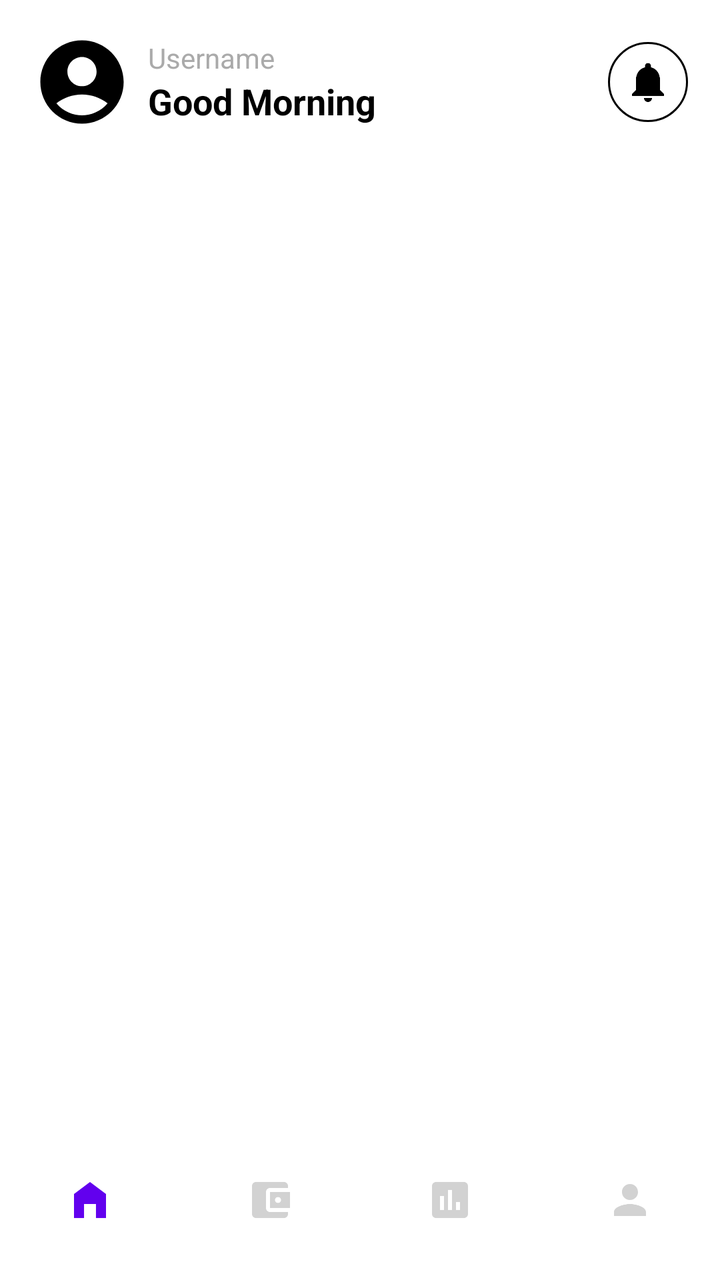
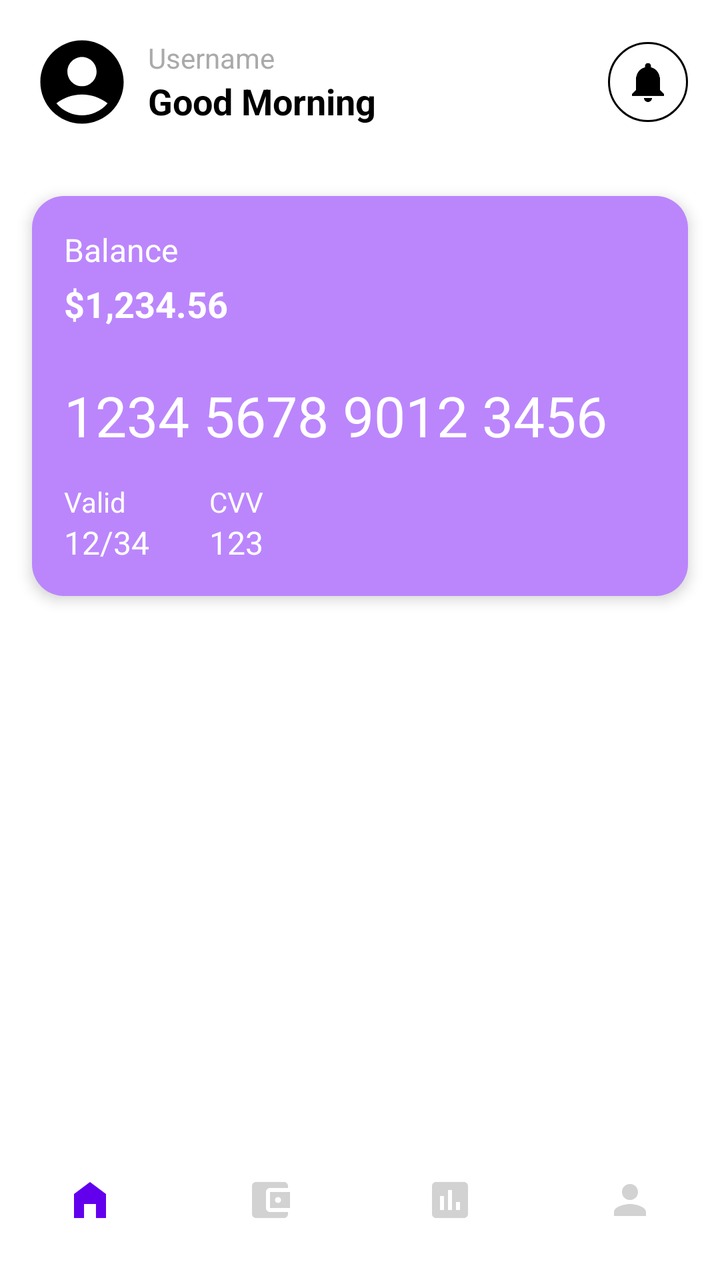

An Android layout rendered at two revisions. The XML below is the earlier revision; the diff shows what the commit changed to produce the second picture.
<!-- AndroidManifest.xml: application theme Theme.Bankify -->
<!-- res/layout/fragment_home.xml -->
<?xml version="1.0" encoding="utf-8"?>
<RelativeLayout xmlns:android="http://schemas.android.com/apk/res/android"
    xmlns:app="http://schemas.android.com/apk/res-auto"
    xmlns:tools="http://schemas.android.com/tools"
    android:layout_width="match_parent"
    android:layout_height="match_parent"
    android:background="@color/white"
    tools:context=".fragments.HomePage">

    <ScrollView
        android:layout_width="match_parent"
        android:layout_height="match_parent">

        <LinearLayout
            android:layout_width="match_parent"
            android:layout_height="wrap_content"
            android:orientation="vertical">

            <RelativeLayout
                android:layout_width="match_parent"
                android:layout_height="wrap_content"
                android:padding="16dp">

                <ImageView
                    android:id="@+id/user_image"
                    android:layout_width="50dp"
                    android:layout_height="50dp"
                    android:layout_centerVertical="true"
                    android:src="@drawable/baseline_account_circle_24"
                    android:layout_alignParentStart="true"
                    android:layout_marginEnd="8dp"
                    android:contentDescription="User Image" />

                <LinearLayout
                    android:layout_width="wrap_content"
                    android:layout_height="wrap_content"
                    android:layout_toEndOf="@id/user_image"
                    android:layout_centerVertical="true"
                    android:orientation="vertical">

                    <TextView
                        android:id="@+id/good_morning"
                        android:layout_width="wrap_content"
                        android:layout_height="wrap_content"
                        android:text="Username"
                        android:textSize="14sp"
                        android:textColor="@android:color/darker_gray"
                        android:gravity="center" />

                    <TextView
                        android:id="@+id/username"
                        android:layout_width="wrap_content"
                        android:layout_height="wrap_content"
                        android:text="Good Morning"
                        android:textSize="18sp"
                        android:textColor="@android:color/black"
                        android:textStyle="bold"
                        android:gravity="center" />


                </LinearLayout>

                <ImageView
                    android:id="@+id/bell_icon"
                    android:layout_width="40dp"
                    android:layout_height="40dp"
                    android:layout_alignParentEnd="true"
                    android:layout_centerVertical="true"
                    android:src="@drawable/baseline_notifications_24"
                    android:background="@drawable/circle_border"
                    android:contentDescription="Notification Icon" />

            </RelativeLayout>

        </LinearLayout>

    </ScrollView>

        <com.google.android.material.bottomnavigation.BottomNavigationView
            android:layout_width="match_parent"
            android:layout_height="wrap_content"
            android:id="@+id/bottomNavigationView"
            android:layout_alignParentBottom="true"
            android:background="@drawable/bottom_background"
            android:elevation="2dp"
            app:menu="@menu/bottom_menu"
            app:itemIconSize="24dp"
            app:itemIconTint="@drawable/item_selector"
            app:itemRippleColor="@android:color/transparent"
            app:labelVisibilityMode="unlabeled" />


</RelativeLayout>
<!-- resources referenced by this layout -->
<resources>
  <color name="white">#FFFFFFFF</color>
  <!-- drawable baseline_account_circle_24 (drawable) -->
  <vector xmlns:android="http://schemas.android.com/apk/res/android" android:height="24dp" android:tint="#000000" android:viewportHeight="24" android:viewportWidth="24" android:width="24dp">
        
      <path android:fillColor="@android:color/white" android:pathData="M12,2C6.48,2 2,6.48 2,12s4.48,10 10,10s10,-4.48 10,-10S17.52,2 12,2zM12,6c1.93,0 3.5,1.57 3.5,3.5S13.93,13 12,13s-3.5,-1.57 -3.5,-3.5S10.07,6 12,6zM12,20c-2.03,0 -4.43,-0.82 -6.14,-2.88C7.55,15.8 9.68,15 12,15s4.45,0.8 6.14,2.12C16.43,19.18 14.03,20 12,20z"/>
      
  </vector>
  <!-- drawable baseline_notifications_24 (drawable) -->
  <vector xmlns:android="http://schemas.android.com/apk/res/android" android:height="24dp" android:tint="#000000" android:viewportHeight="24" android:viewportWidth="24" android:width="24dp">
        
      <path android:fillColor="@android:color/white" android:pathData="M12,22c1.1,0 2,-0.9 2,-2h-4c0,1.1 0.89,2 2,2zM18,16v-5c0,-3.07 -1.64,-5.64 -4.5,-6.32L13.5,4c0,-0.83 -0.67,-1.5 -1.5,-1.5s-1.5,0.67 -1.5,1.5v0.68C7.63,5.36 6,7.92 6,11v5l-2,2v1h16v-1l-2,-2z"/>
      
  </vector>
  <!-- drawable bottom_background (drawable) -->
  <?xml version="1.0" encoding="utf-8"?>
  <shape xmlns:android="http://schemas.android.com/apk/res/android" android:shape="rectangle">
      <solid android:color="@color/white" />
      <corners android:radius="0dp" />
      <padding android:left="0dp" android:top="0dp" android:right="0dp" android:bottom="0dp" />
      <stroke android:width="0dp" android:color="@android:color/transparent" />
  </shape>
  <!-- drawable circle_border (drawable) -->
  <?xml version="1.0" encoding="utf-8"?>
  <shape xmlns:android="http://schemas.android.com/apk/res/android" android:shape="oval">
      <solid android:color="@android:color/transparent" />
      <stroke android:width="1dp" android:color="@android:color/black" />
      <padding android:left="8dp" android:top="8dp" android:right="8dp" android:bottom="8dp" />
  </shape>
  <!-- drawable item_selector (drawable) -->
  <?xml version="1.0" encoding="utf-8"?>
  <selector xmlns:android="http://schemas.android.com/apk/res/android">
      <item
          android:state_selected="true"
          android:color="@color/purple_500"/>
  
      <item
          android:state_selected="false"
          android:color="@color/grey"/>
  </selector>
  <style name="Theme.Bankify" parent="Base.Theme.Bankify" />
  <color name="purple_500">#FF6200EE</color>
  <color name="grey">#d2d2d2</color>
  <style name="Base.Theme.Bankify" parent="Theme.Material3.DayNight.NoActionBar">
          
           <item name="colorPrimary">@color/lavender</item>
           <item name="colorPrimaryVariant">@color/lavender</item>
           <item name="colorOnPrimary">@color/white</item>
          
          <item name="colorSecondary">@color/teal_200</item>
          <item name="colorSecondaryVariant">@color/teal_700</item>
          <item name="colorOnSecondary">@color/black</item>
          
          <item name="android:statusBarColor">@android:color/white</item>
          <item name="android:windowLightStatusBar">true</item>
          <item name="android:windowTranslucentStatus">true</item>
      </style>
  <color name="lavender">#8692F7</color>
  <color name="teal_200">#FF03DAC5</color>
  <color name="teal_700">#FF018786</color>
  <color name="black">#FF000000</color>
</resources>

<!-- the commit's change to res/layout/fragment_home.xml (unified diff, before → after) -->
@@ -72,6 +72,92 @@
 
             </RelativeLayout>
 
+            
+            <RelativeLayout xmlns:android="http://schemas.android.com/apk/res/android"
+                android:layout_width="match_parent"
+                android:layout_height="200dp"
+                android:background="@drawable/rounded_background"
+                android:padding="16dp"
+                android:layout_margin="16dp"
+                android:elevation="4dp">
+
+                <TextView
+                    android:id="@+id/balance_title"
+                    android:layout_width="wrap_content"
+                    android:layout_height="wrap_content"
+                    android:text="Balance"
+                    android:textSize="16sp"
+                    android:textColor="@android:color/white"
+                    android:layout_alignParentStart="true"
+                    android:layout_alignParentTop="true" />
+
+                <TextView
+                    android:id="@+id/balance_amount"
+                    android:layout_width="wrap_content"
+                    android:layout_height="wrap_content"
+                    android:text="$1,234.56"
+                    android:textSize="18sp"
+                    android:textStyle="bold"
+                    android:textColor="@android:color/white"
+                    android:layout_below="@id/balance_title"
+                    android:layout_alignParentStart="true"
+                    android:layout_marginTop="4dp" />
+
+                <TextView
+                    android:id="@+id/card_number"
+                    android:layout_width="wrap_content"
+                    android:layout_height="wrap_content"
+                    android:text="1234 5678 9012 3456"
+                    android:textSize="28sp"
+                    android:textColor="@android:color/white"
+                    android:layout_below="@id/balance_amount"
+                    android:layout_alignParentStart="true"
+                    android:layout_marginTop="25dp" />
+
+                <TextView
+                    android:id="@+id/valid_title"
+                    android:layout_width="wrap_content"
+                    android:layout_height="wrap_content"
+                    android:text="Valid"
+                    android:textSize="14sp"
+                    android:textColor="@android:color/white"
+                    android:layout_below="@id/card_number"
+                    android:layout_alignParentStart="true"
+                    android:layout_marginTop="15dp" />
+
+                <TextView
+                    android:id="@+id/valid_date"
+                    android:layout_width="wrap_content"
+                    android:layout_height="wrap_content"
+                    android:text="12/34"
+                    android:textSize="16sp"
+                    android:textColor="@android:color/white"
+                    android:layout_below="@id/valid_title" />
+
+                <TextView
+                    android:id="@+id/cvv_title"
+                    android:layout_width="wrap_content"
+                    android:layout_height="wrap_content"
+                    android:text="CVV"
+                    android:textSize="14sp"
+                    android:textColor="@android:color/white"
+                    android:layout_below="@id/card_number"
+                    android:layout_toEndOf="@id/valid_date"
+                    android:layout_marginStart="30dp"
+                    android:layout_marginTop="15dp" />
+
+                <TextView
+                    android:id="@+id/cvv_number"
+                    android:layout_width="wrap_content"
+                    android:layout_height="wrap_content"
+                    android:text="123"
+                    android:textSize="16sp"
+                    android:textColor="@android:color/white"
+                    android:layout_below="@id/cvv_title"
+                    android:layout_toEndOf="@id/valid_date"
+                    android:layout_marginStart="30dp"/>
+
+            </RelativeLayout>
         </LinearLayout>
 
     </ScrollView>
<!-- resource entries referenced after the edit -->
@@ -39,9 +39,16 @@
           android:state_selected="false"
           android:color="@color/grey"/>
   </selector>
+  <!-- drawable rounded_background (drawable) -->
+  <?xml version="1.0" encoding="utf-8"?>
+  <shape xmlns:android="http://schemas.android.com/apk/res/android">
+      <solid android:color="@color/purple_200" />
+      <corners android:radius="16dp" />
+  </shape>
   <style name="Theme.Bankify" parent="Base.Theme.Bankify" />
   <color name="purple_500">#FF6200EE</color>
   <color name="grey">#d2d2d2</color>
+  <color name="purple_200">#FFBB86FC</color>
   <style name="Base.Theme.Bankify" parent="Theme.Material3.DayNight.NoActionBar">
           
            <item name="colorPrimary">@color/lavender</item>
